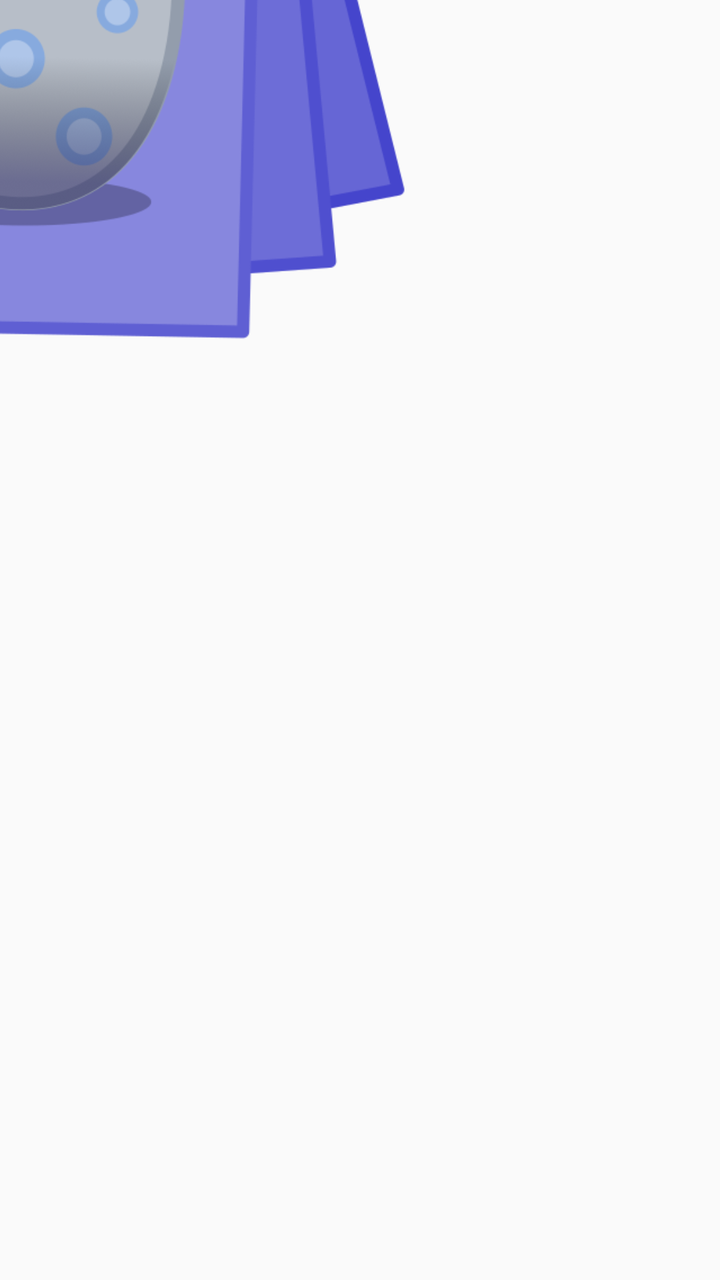
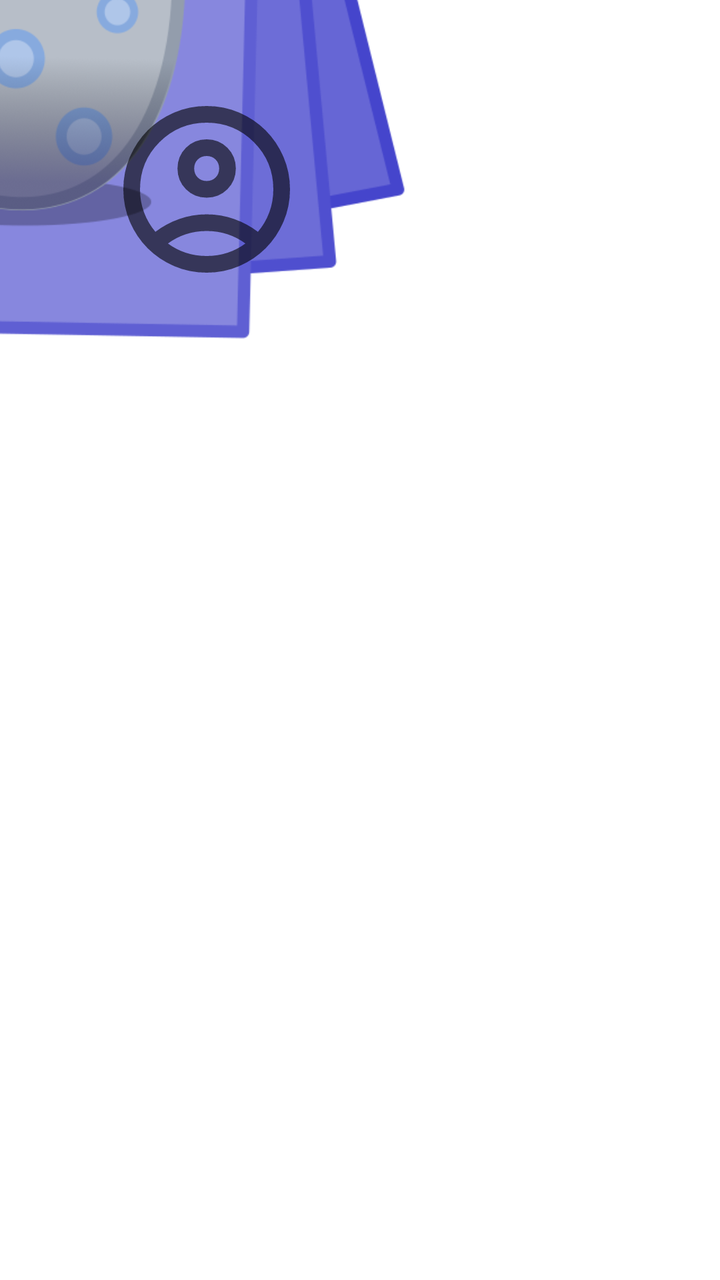

Before-and-after screenshots of an Android layout around one commit, followed by the original layout XML and the change that was made.
<!-- AndroidManifest.xml: application theme Base.Theme.MemoryCards -->
<!-- res/layout/cabecera_navigation_drawer.xml -->
<?xml version="1.0" encoding="utf-8"?>
<androidx.constraintlayout.widget.ConstraintLayout xmlns:android="http://schemas.android.com/apk/res/android"
    xmlns:app="http://schemas.android.com/apk/res-auto"
    xmlns:tools="http://schemas.android.com/tools"
    android:layout_width="match_parent"
    android:layout_height="match_parent" >

    <ImageView
        android:id="@+id/imageView"
        android:layout_width="211dp"
        android:layout_height="209dp"
        android:layout_marginStart="-5dp"
        android:layout_marginTop="-20dp"
        app:layout_constraintBottom_toBottomOf="parent"
        app:layout_constraintEnd_toEndOf="parent"
        app:layout_constraintHorizontal_bias="0.0"
        app:layout_constraintStart_toStartOf="parent"
        app:layout_constraintTop_toTopOf="parent"
        app:layout_constraintVertical_bias="0.0"
        app:srcCompat="@drawable/header" />
</androidx.constraintlayout.widget.ConstraintLayout>
<!-- resources referenced by this layout -->
<resources>
  <!-- drawable header: png bitmap (drawable, 28930 bytes) -->
  <style name="Base.Theme.MemoryCards" parent="Theme.AppCompat.Light.NoActionBar">
          <item name="colorPrimary">@color/ligth_secondary</item>
          <item name="backgroundTint">@color/ligth_primary</item>
          
          <item name="android:fontFamily">@font/simply_sans_book</item>
  
      </style>
  <color name="ligth_secondary">#63A1DE</color>
  <color name="ligth_primary">#9CC2ED</color>
</resources>

<!-- the commit's change to res/layout/cabecera_navigation_drawer.xml (unified diff, before → after) -->
@@ -4,6 +4,7 @@
     xmlns:tools="http://schemas.android.com/tools"
     android:layout_width="match_parent"
     android:layout_height="match_parent" >
+
 
     <ImageView
         android:id="@+id/imageView"
@@ -18,4 +19,18 @@
         app:layout_constraintTop_toTopOf="parent"
         app:layout_constraintVertical_bias="0.0"
         app:srcCompat="@drawable/header" />
+
+
+    <com.google.android.material.imageview.ShapeableImageView
+        android:id="@+id/perfil_usuario"
+        android:layout_width="100dp"
+        android:layout_height="100dp"
+        android:scaleType="centerCrop"
+        app:layout_constraintBottom_toBottomOf="@+id/imageView"
+        app:layout_constraintEnd_toEndOf="@+id/imageView"
+        app:layout_constraintStart_toStartOf="parent"
+        app:layout_constraintTop_toTopOf="parent"
+        app:shapeAppearanceOverlay="@style/CircularImageStyle"
+        app:srcCompat="@drawable/account_circle_24px" />
+
 </androidx.constraintlayout.widget.ConstraintLayout>
<!-- resource entries referenced after the edit -->
@@ -1,7 +1,21 @@
 <!-- resources referenced by this layout -->
 <resources>
+  <!-- drawable account_circle_24px (drawable) -->
+  <vector xmlns:android="http://schemas.android.com/apk/res/android"
+      android:width="24dp"
+      android:height="24dp"
+      android:viewportWidth="960"
+      android:viewportHeight="960"
+      android:tint="?attr/colorControlNormal">
+    <path
+        android:fillColor="@android:color/white"
+        android:pathData="M234,684Q285,645 348,622.5Q411,600 480,600Q549,600 612,622.5Q675,645 726,684Q761,643 780.5,591Q800,539 800,480Q800,347 706.5,253.5Q613,160 480,160Q347,160 253.5,253.5Q160,347 160,480Q160,539 179.5,591Q199,643 234,684ZM480,520Q421,520 380.5,479.5Q340,439 340,380Q340,321 380.5,280.5Q421,240 480,240Q539,240 579.5,280.5Q620,321 620,380Q620,439 579.5,479.5Q539,520 480,520ZM480,880Q397,880 324,848.5Q251,817 197,763Q143,709 111.5,636Q80,563 80,480Q80,397 111.5,324Q143,251 197,197Q251,143 324,111.5Q397,80 480,80Q563,80 636,111.5Q709,143 763,197Q817,251 848.5,324Q880,397 880,480Q880,563 848.5,636Q817,709 763,763Q709,817 636,848.5Q563,880 480,880ZM480,800Q533,800 580,784.5Q627,769 666,740Q627,711 580,695.5Q533,680 480,680Q427,680 380,695.5Q333,711 294,740Q333,769 380,784.5Q427,800 480,800ZM480,440Q506,440 523,423Q540,406 540,380Q540,354 523,337Q506,320 480,320Q454,320 437,337Q420,354 420,380Q420,406 437,423Q454,440 480,440ZM480,380Q480,380 480,380Q480,380 480,380Q480,380 480,380Q480,380 480,380Q480,380 480,380Q480,380 480,380Q480,380 480,380Q480,380 480,380ZM480,740Q480,740 480,740Q480,740 480,740Q480,740 480,740Q480,740 480,740Q480,740 480,740Q480,740 480,740Q480,740 480,740Q480,740 480,740Z"/>
+  </vector>
   <!-- drawable header: png bitmap (drawable, 28930 bytes) -->
-  <style name="Base.Theme.MemoryCards" parent="Theme.AppCompat.Light.NoActionBar">
+  <style name="CircularImageStyle" parent="ShapeAppearance.MaterialComponents.SmallComponent">
+          <item name="cornerSize">50%</item>
+      </style>
+  <style name="Base.Theme.MemoryCards" parent="Theme.MaterialComponents.Light.NoActionBar">
           <item name="colorPrimary">@color/ligth_secondary</item>
           <item name="backgroundTint">@color/ligth_primary</item>
           
